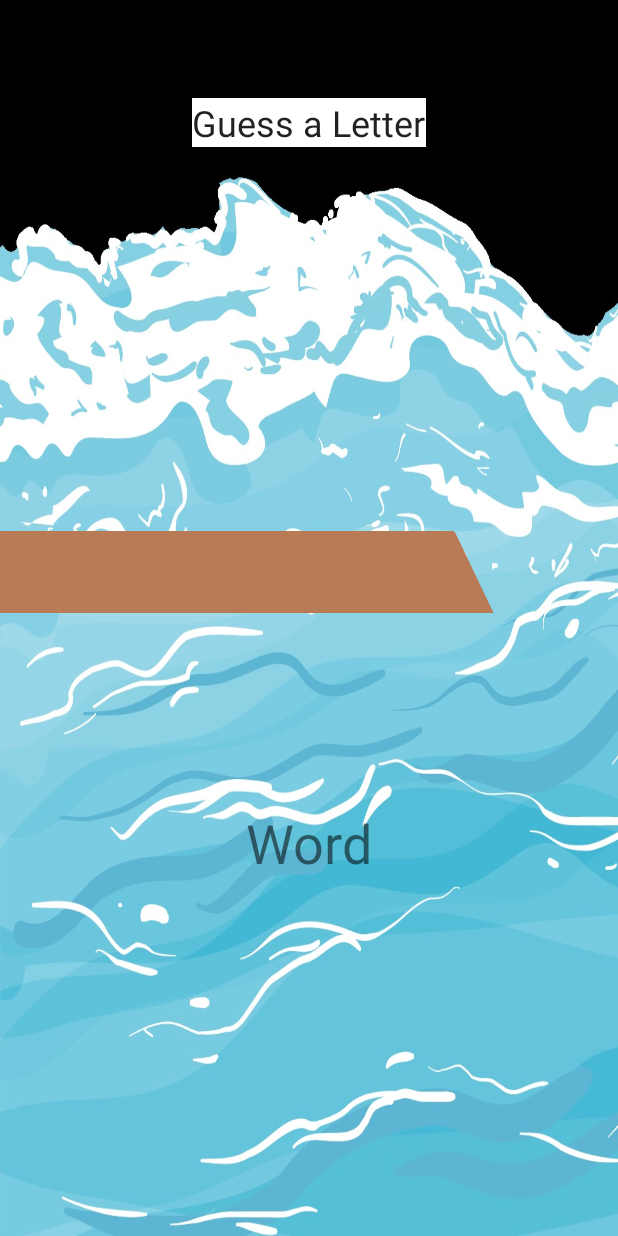
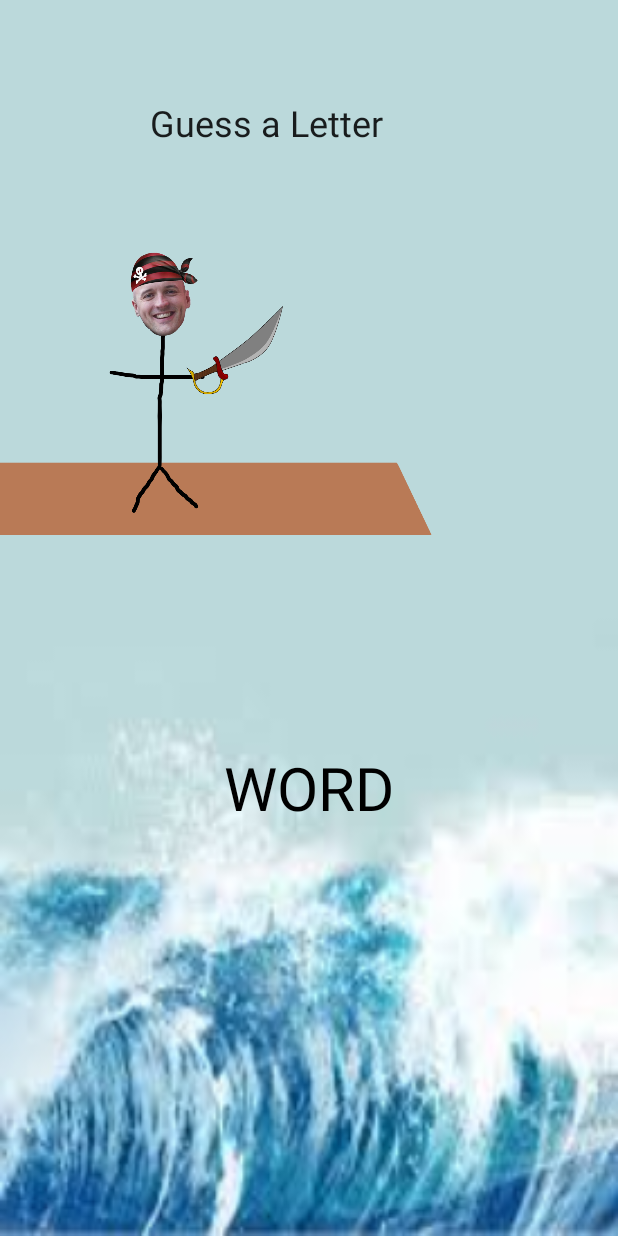
Before and after one commit to eedowdy/pirate-geoff-knows-words, an Android app: the layout activity_main.xml on its own in the app's theme, with its tools: preview values and no code run, on a phone screen of 412 x 824 dp. Run offline under Robolectric (Android 15) with nearby library versions, the phone set to English and light mode, and no system bars.

Commit message:
Pirate Geoff is in the building

```diff
--- a/app/src/main/AndroidManifest.xml
+++ b/app/src/main/AndroidManifest.xml
@@ -1,5 +1,6 @@
 <?xml version="1.0" encoding="utf-8"?>
 <manifest xmlns:android="http://schemas.android.com/apk/res/android"
+    xmlns:tools="http://schemas.android.com/tools"
     package="com.example.geoffandfriends">
 
     <application
@@ -8,15 +9,15 @@
         android:label="@string/app_name"
         android:roundIcon="@mipmap/ic_launcher_round"
         android:supportsRtl="true"
-        android:theme="@style/AppTheme">
-        <activity android:name=".StartActivity"></activity>
-        <activity android:name=".MainActivity">
+        android:theme="@style/AppTheme"
+        tools:ignore="GoogleAppIndexingWarning">
+        <activity android:name=".StartActivity">
             <intent-filter>
                 <action android:name="android.intent.action.MAIN" />
-
                 <category android:name="android.intent.category.LAUNCHER" />
             </intent-filter>
         </activity>
+        <activity android:name=".MainActivity" />
     </application>
 
 </manifest>
--- a/app/src/main/java/com/example/geoffandfriends/MainActivity.java
+++ b/app/src/main/java/com/example/geoffandfriends/MainActivity.java
@@ -3,14 +3,27 @@ package com.example.geoffandfriends;
 import androidx.appcompat.app.AppCompatActivity;
 
 import android.os.Bundle;
+import android.widget.TextView;
 
 public class MainActivity extends AppCompatActivity {
+    private String word;
 
     @Override
     protected void onCreate(Bundle savedInstanceState) {
         super.onCreate(savedInstanceState);
         setContentView(R.layout.activity_main);
 
+        word = "geoffrey";
+
+        char[] letters = word.toCharArray();
+
+        TextView displayWord = findViewById(R.id.displayWord);
+        StringBuilder sb = new StringBuilder();
+        for (char letter : letters) {
+            sb.append("_ ");
+        }
+        displayWord.setText(sb.toString());
+
 
     }
 }
--- a/app/src/main/res/layout/activity_main.xml
+++ b/app/src/main/res/layout/activity_main.xml
@@ -4,54 +4,59 @@
     xmlns:tools="http://schemas.android.com/tools"
     android:layout_width="match_parent"
     android:layout_height="match_parent"
-    android:background="@drawable/ocean__2_"
+    android:background="@drawable/ocean_wave"
     tools:context=".MainActivity">
 
     <ImageView
-        android:id="@+id/imageView2"
-        android:layout_width="343dp"
-        android:layout_height="162dp"
-        android:layout_marginTop="300dp"
+        android:id="@+id/gangplank"
+        android:layout_width="300dp"
+        android:layout_height="152dp"
+        android:layout_marginTop="256dp"
+        android:src="@drawable/gangplank"
+        android:visibility="visible"
         app:layout_constraintStart_toStartOf="parent"
-        app:layout_constraintTop_toTopOf="parent"
-        tools:srcCompat="@drawable/gangplank" />
+        app:layout_constraintTop_toTopOf="parent" />
 
     <ImageView
-        android:id="@+id/imageView"
-        android:layout_width="wrap_content"
-        android:layout_height="wrap_content"
+        android:id="@+id/geoff"
+        android:layout_width="135dp"
+        android:layout_height="321dp"
         android:layout_marginStart="60dp"
         android:layout_marginLeft="60dp"
-        android:layout_marginTop="256dp"
+        android:layout_marginTop="95dp"
+        android:src="@drawable/pirate_geoff"
+        android:visibility="visible"
         app:layout_constraintStart_toStartOf="parent"
-        app:layout_constraintTop_toTopOf="parent"
-        tools:srcCompat="@tools:sample/avatars[5]" />
+        app:layout_constraintTop_toTopOf="parent" />
 
     <TextView
-        android:id="@+id/textView"
+        android:id="@+id/displayWord"
         android:layout_width="wrap_content"
         android:layout_height="wrap_content"
         android:layout_marginStart="50dp"
         android:layout_marginLeft="50dp"
-        android:layout_marginTop="75dp"
+        android:layout_marginTop="350dp"
         android:layout_marginEnd="50dp"
         android:layout_marginRight="50dp"
-        android:text="Word"
-        android:textSize="36sp"
+        android:text="@string/word"
+        android:textAllCaps="true"
+        android:textColor="@android:color/black"
+        android:textSize="40sp"
+        android:visibility="visible"
         app:layout_constraintEnd_toEndOf="parent"
         app:layout_constraintStart_toStartOf="parent"
-        app:layout_constraintTop_toBottomOf="@+id/imageView2" />
+        app:layout_constraintTop_toBottomOf="@+id/linearLayout2" />
 
     <EditText
         android:id="@+id/guessLetter"
         android:layout_width="0dp"
         android:layout_height="wrap_content"
-        android:layout_marginStart="128dp"
-        android:layout_marginLeft="128dp"
+        android:layout_marginStart="100dp"
+        android:layout_marginLeft="100dp"
         android:layout_marginTop="65dp"
-        android:layout_marginEnd="128dp"
-        android:layout_marginRight="128dp"
-        android:background="#FFFFFF"
+        android:layout_marginEnd="100dp"
+        android:layout_marginRight="100dp"
+        android:background="#00FFFFFF"
         android:ems="10"
         android:importantForAutofill="no"
         android:inputType="textPersonName"
@@ -61,4 +66,18 @@
         app:layout_constraintStart_toStartOf="parent"
         app:layout_constraintTop_toTopOf="parent" />
 
+    <LinearLayout
+        android:id="@+id/linearLayout2"
+        android:layout_width="0dp"
+        android:layout_height="wrap_content"
+        android:layout_marginStart="75dp"
+        android:layout_marginLeft="75dp"
+        android:layout_marginTop="50dp"
+        android:layout_marginEnd="75dp"
+        android:layout_marginRight="75dp"
+        android:orientation="horizontal"
+        app:layout_constraintEnd_toEndOf="parent"
+        app:layout_constraintStart_toStartOf="parent"
+        app:layout_constraintTop_toBottomOf="@+id/guessLetter"></LinearLayout>
+
 </androidx.constraintlayout.widget.ConstraintLayout>
--- a/app/src/main/res/values/strings.xml
+++ b/app/src/main/res/values/strings.xml
@@ -2,4 +2,5 @@
     <string name="app_name">Geoff and Friends</string>
     <string name="new_game">New Game</string>
     <string name="guess_a_letter">Guess a Letter</string>
+    <string name="word">Word</string>
 </resources>
```
Also changed, not shown: app/src/main/res/drawable/ocean__2_.jpg (deleted), app/src/main/res/drawable/ocean_wave.png (added), app/src/main/res/drawable/pirate_geoff.png (added).
